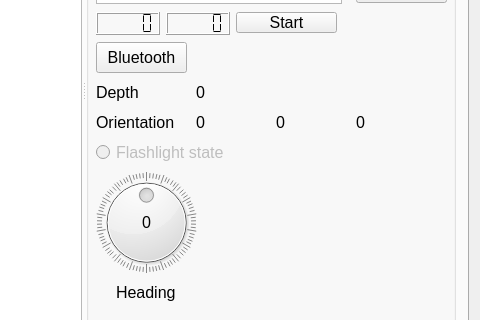
Old version of the form mainwindow.ui in the repository robocenter-rov/remote-control; both pictures show x 748 to 1228 and y 267 to 587 of the 1228 by 690 pixel window.
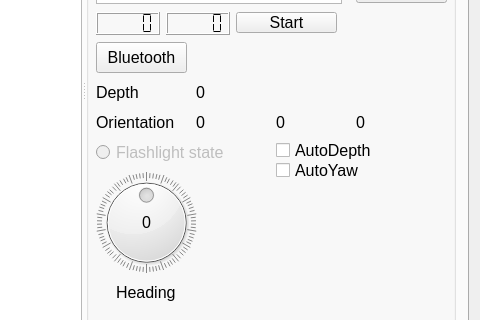
New version of the form. Custom widgets are drawn as their Qt base class.

Commit message: Add auto modes if joy in dead zone

```diff
--- a/mainwindow.ui
+++ b/mainwindow.ui
@@ -561,6 +561,32 @@
              <bool>false</bool>
             </property>
            </widget>
+           <widget class="QCheckBox" name="autoDepthMainInfoCB">
+            <property name="geometry">
+             <rect>
+              <x>190</x>
+              <y>340</y>
+              <width>121</width>
+              <height>17</height>
+             </rect>
+            </property>
+            <property name="text">
+             <string>AutoDepth</string>
+            </property>
+           </widget>
+           <widget class="QCheckBox" name="autoYawMainInfoCB">
+            <property name="geometry">
+             <rect>
+              <x>190</x>
+              <y>360</y>
+              <width>121</width>
+              <height>17</height>
+             </rect>
+            </property>
+            <property name="text">
+             <string>AutoYaw</string>
+            </property>
+           </widget>
           </widget>
          </widget>
         </item>
```
The commit also changes 2 other files.
